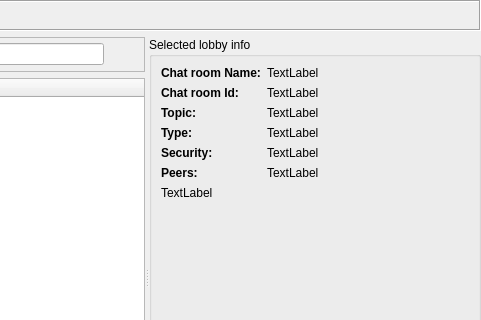
This is retroshare-gui/src/gui/ChatLobbyWidget.ui in RetroShare/RetroShare as Qt 5 draws it before an edit; both pictures show x 322 to 803 and y 0 to 320 of the 803 by 517 pixel window. The edited form follows.
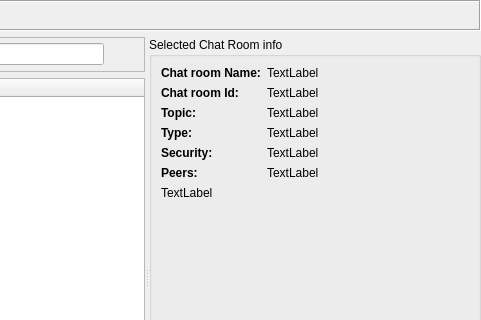
This is the edited form. Icons and pictures are not drawn. Custom widgets are drawn as their Qt base class.

Commit message: changed "lobby" into "chat room" in chat room info panel

The edit to the form file:
```diff
--- a/retroshare-gui/src/gui/ChatLobbyWidget.ui
+++ b/retroshare-gui/src/gui/ChatLobbyWidget.ui
@@ -226,7 +226,7 @@
         <item row="0" column="0">
          <widget class="QGroupBox" name="lobbyinfo_groupBox">
           <property name="title">
-           <string>Selected lobby info</string>
+           <string>Selected Chat Room info</string>
           </property>
           <layout class="QVBoxLayout" name="lobbyinfo_groupBoxVLayout">
            <item>
```
Left out of the diff: 3 changed lines with no effect on the pictures.
